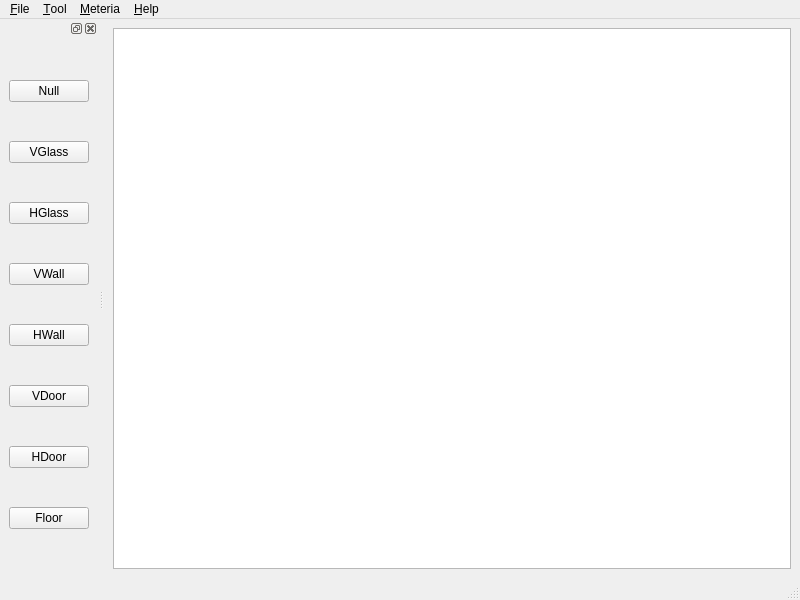
rightlorg/funcatching, file funcatching/mapeditor.ui: the form before one commit.
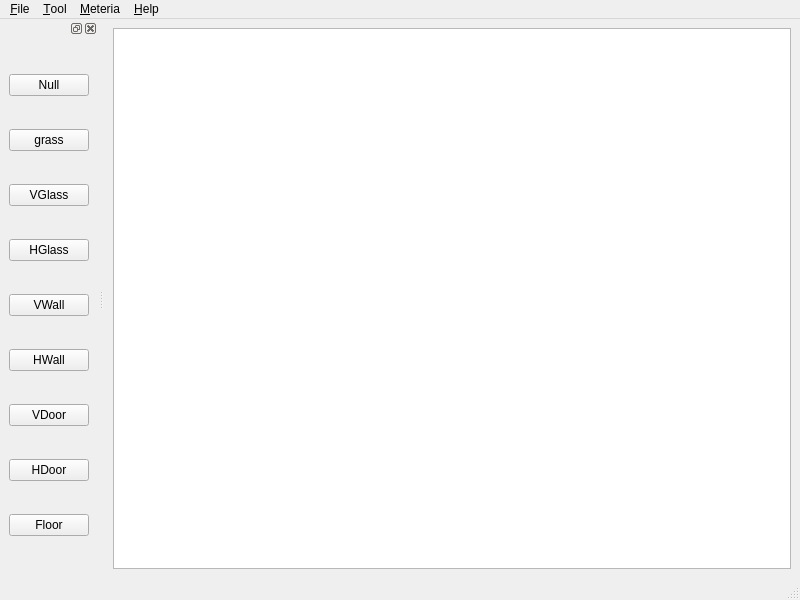
The form after the commit.

Commit message: 完成openfile（）读取图片（只能读取grass），图片大小的问题需要解决

What changed in the file:
```diff
--- a/funcatching/mapeditor.ui
+++ b/funcatching/mapeditor.ui
@@ -101,6 +101,13 @@
        </property>
       </widget>
      </item>
+     <item>
+      <widget class="QPushButton" name="grass">
+       <property name="text">
+        <string>grass</string>
+       </property>
+      </widget>
+     </item>
      <item>
       <widget class="QPushButton" name="VGlass">
        <property name="text">
```
Left out of the diff: 6 changed lines with no effect on the pictures. The commit also changes 5 other files.
